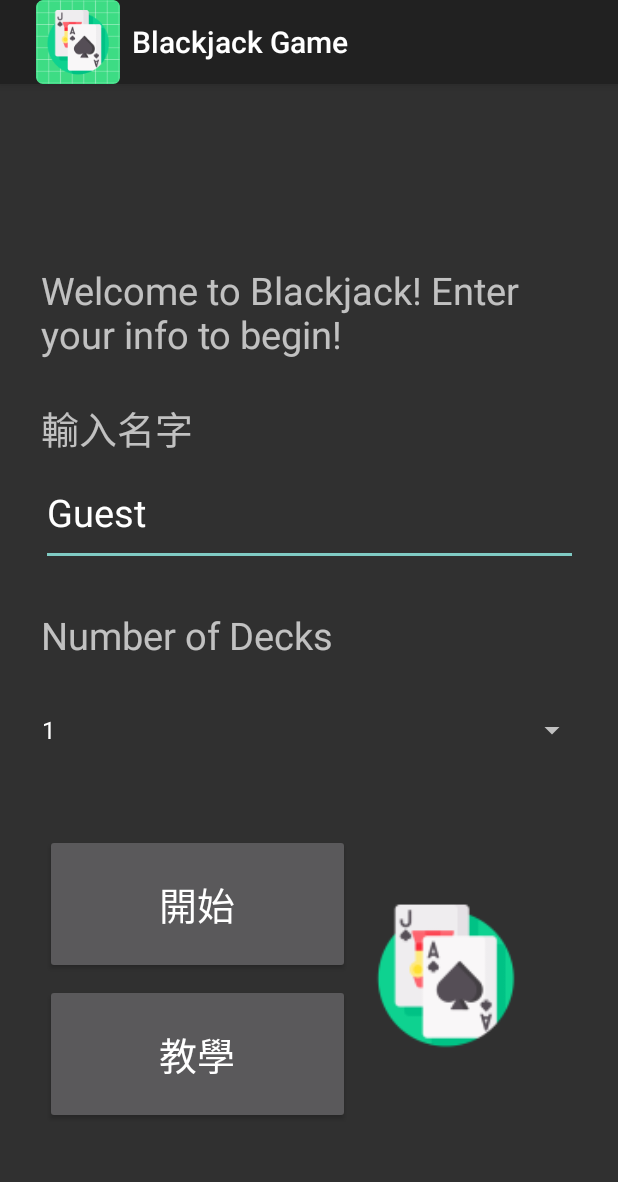
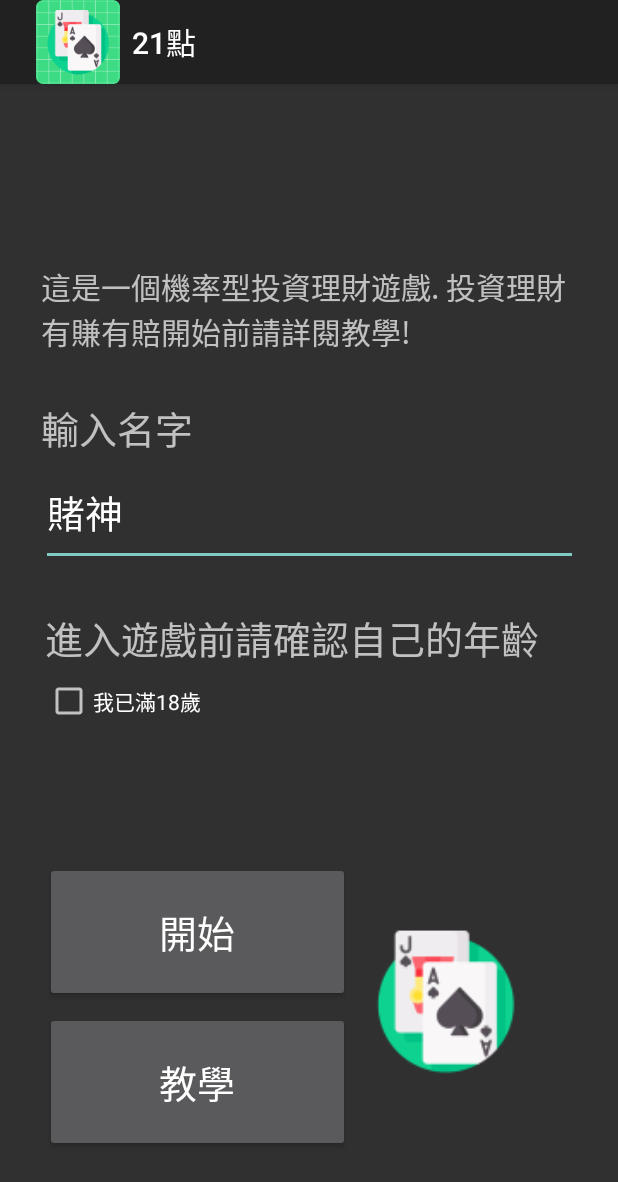
Before and after one commit to ronaldshaooo/113HW-OSApp, an Android app: the screen it shows after launch (MainActivity), on a phone screen of 412 x 824 dp. Shown: the top 1182 px of the screen. Run offline under Robolectric (Android 15) with nearby library versions, the phone set to English and light mode, and no system bars.

Commit message:
中文化及成年限制

```diff
--- a/app/src/main/java/com/example/blackjackgameapp/HowToPlay.java
+++ b/app/src/main/java/com/example/blackjackgameapp/HowToPlay.java
@@ -23,7 +23,7 @@ public class HowToPlay extends AppCompatActivity {
         getSupportActionBar().setLogo(R.mipmap.ic_launcher);
         getSupportActionBar().setDisplayUseLogoEnabled(true);
         getSupportActionBar().setDisplayShowTitleEnabled(true);  // Enable the title display
-        getSupportActionBar().setTitle("Blackjack Game");   // Set the title
+        getSupportActionBar().setTitle("21點");   // Set the title
 
         setContentView(R.layout.activity_how_to_play);
         ViewCompat.setOnApplyWindowInsetsListener(findViewById(R.id.btnReplay), (v, insets) -> {
--- a/app/src/main/java/com/example/blackjackgameapp/MainActivity.java
+++ b/app/src/main/java/com/example/blackjackgameapp/MainActivity.java
@@ -4,6 +4,7 @@ import android.content.Intent;
 import android.os.Bundle;
 import android.view.View;
 import android.widget.Button;
+import android.widget.CheckBox;
 import android.widget.EditText;
 import android.widget.Spinner;
 
@@ -12,6 +13,9 @@ import androidx.appcompat.app.AppCompatActivity;
 import androidx.core.graphics.Insets;
 import androidx.core.view.ViewCompat;
 import androidx.core.view.WindowInsetsCompat;
+import android.app.AlertDialog;
+import android.content.DialogInterface;
+
 
 public class MainActivity extends AppCompatActivity {
 
@@ -33,22 +37,30 @@ public class MainActivity extends AppCompatActivity {
         getSupportActionBar().setLogo(R.mipmap.ic_launcher);
         getSupportActionBar().setDisplayUseLogoEnabled(true);
         getSupportActionBar().setDisplayShowTitleEnabled(true);  // Enable the title display
-        getSupportActionBar().setTitle("Blackjack Game");   // Set the title
+        getSupportActionBar().setTitle("21點");   // Set the title
 
         final EditText nameEditText = findViewById(R.id.nameHint);
-        final Spinner noOfDecksSpinner = findViewById(R.id.noOfDecksSpinner);
         final Button btnStart = findViewById(R.id.btnStart);
         final Button btnHelp = findViewById(R.id.btnHelp);
+        final CheckBox oldsCheck = findViewById(R.id.oldscheckBox);
 
         btnStart.setOnClickListener(new View.OnClickListener() {
             @Override
             public void onClick(View v) {
+                if(!oldsCheck.isChecked()){
+                    AlertDialog.Builder builder = new AlertDialog.Builder(MainActivity.this);
+                    builder.setTitle("請先確認年齡");
+                    builder.setMessage("未成年請離開");
+                    builder.create().show();
+                    return;
+                }
+
                 // Create Class to store information and pass around
                 PlayerRoundInformation round1 = new PlayerRoundInformation();
                 String name = nameEditText.getText().toString();
-                int noOfDecks = Integer.parseInt(noOfDecksSpinner.getSelectedItem().toString());
                 round1.setName(name);
-                round1.setNoOfDecks(noOfDecks);
+                round1.setNoOfDecks(1);
+
 
                 // Leads to set bet amount class
                 Intent selectBetAmount = new Intent(MainActivity.this, SelectBetAmount.class);
--- a/app/src/main/java/com/example/blackjackgameapp/SelectBetAmount.java
+++ b/app/src/main/java/com/example/blackjackgameapp/SelectBetAmount.java
@@ -19,7 +19,7 @@ public class SelectBetAmount extends AppCompatActivity {
         getSupportActionBar().setLogo(R.mipmap.ic_launcher);
         getSupportActionBar().setDisplayUseLogoEnabled(true);
         getSupportActionBar().setDisplayShowTitleEnabled(true);  // Enable the title display
-        getSupportActionBar().setTitle("Blackjack Game");   // Set the title
+        getSupportActionBar().setTitle("21點");   // Set the title
 
         // Get the Object and pass values
         PlayerRoundInformation round1 = (PlayerRoundInformation) getIntent().getSerializableExtra("roundInfo");
@@ -96,7 +96,7 @@ public class SelectBetAmount extends AppCompatActivity {
                 startActivity(selectBetAmount);
             }
             else{
-                String errorMessage = "You can't bet nothing :(";
+                String errorMessage = "請先選擇籌碼";
                 betAmountTextView.setText(errorMessage);
             }
         });
--- a/app/src/main/res/layout/activity_main.xml
+++ b/app/src/main/res/layout/activity_main.xml
@@ -15,7 +15,7 @@
         android:layout_marginTop="120dp"
         android:layout_marginEnd="30dp"
         android:text="@string/welcomeMessage"
-        android:textSize="25sp"
+        android:textSize="20sp"
         app:layout_constraintBottom_toBottomOf="parent"
         app:layout_constraintEnd_toEndOf="parent"
         app:layout_constraintStart_toStartOf="parent"
@@ -54,8 +54,8 @@
 
     <TextView
         android:id="@+id/noOfDecksMessage"
-        android:layout_width="358dp"
-        android:layout_height="71dp"
+        android:layout_width="352dp"
+        android:layout_height="42dp"
         android:layout_marginStart="30dp"
         android:layout_marginTop="100dp"
         android:layout_marginEnd="30dp"
@@ -67,36 +67,20 @@
         app:layout_constraintTop_toTopOf="@+id/nameHint"
         app:layout_constraintVertical_bias="0.0" />
 
-    <Spinner
-        android:id="@+id/noOfDecksSpinner"
-        android:layout_width="372dp"
-        android:layout_height="61dp"
-        android:layout_marginTop="50dp"
-        android:entries="@array/noOfDecksSpinner"
-        android:textSize="25sp"
-        app:layout_constraintBottom_toBottomOf="parent"
-        app:layout_constraintEnd_toEndOf="parent"
-        app:layout_constraintHorizontal_bias="0.5"
-        app:layout_constraintStart_toStartOf="parent"
-        app:layout_constraintTop_toTopOf="@+id/noOfDecksMessage"
-        app:layout_constraintVertical_bias="0.0" />
-
     <Button
         android:id="@+id/btnStart"
         class="continue"
         android:layout_width="203dp"
         android:layout_height="93dp"
         android:layout_marginStart="30dp"
-        android:layout_marginTop="100dp"
         android:layout_marginEnd="30dp"
+        android:layout_marginBottom="156dp"
         android:text="@string/btnStart"
         android:textSize="25sp"
         app:layout_constraintBottom_toBottomOf="parent"
         app:layout_constraintEnd_toEndOf="parent"
         app:layout_constraintHorizontal_bias="0.0"
-        app:layout_constraintStart_toStartOf="parent"
-        app:layout_constraintTop_toTopOf="@+id/noOfDecksSpinner"
-        app:layout_constraintVertical_bias="0.0" />
+        app:layout_constraintStart_toStartOf="parent" />
 
     <Button
         android:id="@+id/btnHelp"
@@ -119,12 +103,20 @@
         android:id="@+id/imageView"
         android:layout_width="222dp"
         android:layout_height="185dp"
-        android:layout_marginTop="40dp"
         android:layout_marginEnd="4dp"
+        android:layout_marginBottom="64dp"
         app:layout_constraintBottom_toBottomOf="parent"
         app:layout_constraintEnd_toEndOf="parent"
-        app:layout_constraintTop_toBottomOf="@+id/noOfDecksSpinner"
-        app:layout_constraintVertical_bias="0.0"
         app:srcCompat="@mipmap/ic_launcher_foreground" />
 
+    <CheckBox
+        android:id="@+id/oldscheckBox"
+        android:layout_width="wrap_content"
+        android:layout_height="wrap_content"
+        android:layout_marginStart="30dp"
+        android:layout_marginTop="3dp"
+        android:text="我已滿18歲"
+        app:layout_constraintStart_toStartOf="parent"
+        app:layout_constraintTop_toBottomOf="@+id/noOfDecksMessage" />
+
 </androidx.constraintlayout.widget.ConstraintLayout>
--- a/app/src/main/res/values/strings.xml
+++ b/app/src/main/res/values/strings.xml
@@ -1,21 +1,17 @@
 <resources>
-    <string name="app_name">BlackjackGameApp</string>
+    <string name="app_name">21點</string>
     <!-- Pass-by Values-->
-    <string name="nameHint">Guest</string>
-    <string-array name="noOfDecksSpinner">
-        <item>1</item>
-        <item>2</item>
-        <item>3</item>
-    </string-array>
+    <string name="nameHint">賭神</string>
+
 
     <string name="remainingAmount">1000</string>
     <string name="betAmount">$0</string>
 
     <!-- Values in MainActivity and Splash-->
-    <string name="splashTitle">Blackjack by Jim</string>
-    <string name="welcomeMessage">Welcome to Blackjack! Enter your info to begin!</string>
+    <string name="splashTitle">21點</string>
+    <string name="welcomeMessage">這是一個機率型投資理財遊戲. 投資理財有賺有賠開始前請詳閱教學!</string>
     <string name="nameMessage">輸入名字</string>
-    <string name="noOfDecksMessage">Number of Decks</string>
+    <string name="noOfDecksMessage">進入遊戲前請確認自己的年齡</string>
     <string name="btnStart">開始</string>
     <string name="btnHelp">教學</string>
 
@@ -49,9 +45,9 @@
     <string name="btnGameOverAgain">再來一次</string>
 
     <!-- Values in Gameplay -->
-    <string name="dealerName">莊家</string>
+    <string name="dealerName">莊家總和</string>
     <string name="dealerCount">0</string>
-    <string name="player">玩家</string>
+    <string name="player">玩家總和</string>
     <string name="playerCount">0</string>
     <string name="playerBetMessage">籌碼: $</string>
     <string name="playerBet">0</string>
```
Also changed, not shown: app/src/main/java/com/example/blackjackgameapp/ResultScreen.java (+6 -6 lines), app/src/main/res/layout/activity_gameplay.xml (+46 -1 lines), app/src/main/res/drawable/profile.png (added).
